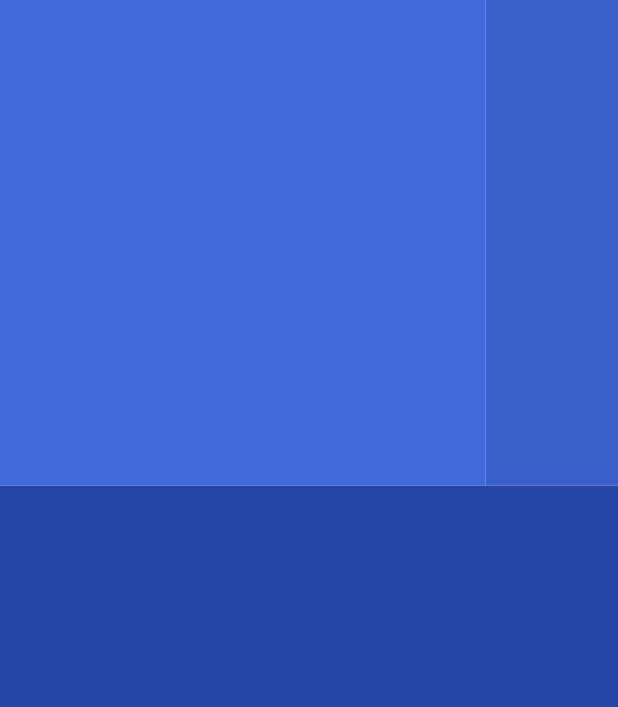
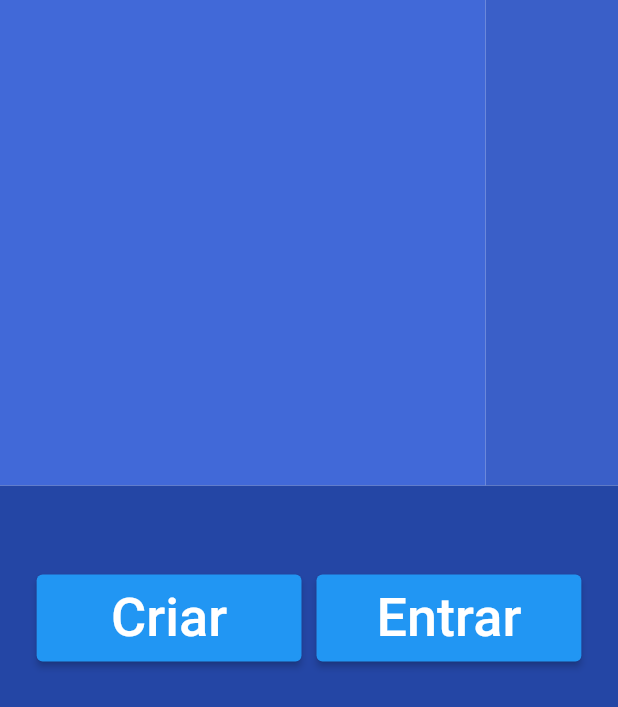
Before and after one commit to rm344672/plataform_channel_game, a Flutter app: the screen it shows after launch, on a phone screen of 412 x 824 dp. Shown: the top 707 px of the screen. Run offline on Flutter 3.47's test engine with Material 2 defaults, Android fonts, the phone set to English and light mode, and no system bars; our stand-ins replace flutter_screenutil.

Commit message:
Header de botões; Verificação mockada

```diff
--- /dev/null
+++ b/lib/constants/styles.dart
@@ -0,0 +1,4 @@
+import 'package:flutter/material.dart';
+
+TextStyle textStyle36 = const TextStyle(fontSize: 36, color: Colors.white);
+TextStyle textStyle75 = const TextStyle(fontSize: 75, color: Colors.white);
--- /dev/null
+++ b/lib/models/creator.dart
@@ -0,0 +1,6 @@
+class Creator {
+  final bool creator;
+  final String nameGame;
+
+  Creator(this.creator, this.nameGame);
+}
--- a/lib/screens/game.dart
+++ b/lib/screens/game.dart
@@ -1,6 +1,8 @@
 import 'package:flutter/material.dart';
 import 'package:flutter_screenutil/flutter_screenutil.dart';
 import 'package:plataform_channel_game/constants/colors.dart';
+import 'package:plataform_channel_game/constants/styles.dart';
+import 'package:plataform_channel_game/models/creator.dart';
 
 class GameWidget extends StatefulWidget {
   const GameWidget({Key? key}) : super(key: key);
@@ -10,6 +12,10 @@ class GameWidget extends StatefulWidget {
 }
 
 class _GameWidgetState extends State<GameWidget> {
+
+  Creator? creator;
+  bool minhaVez = false;
+
   @override
   Widget build(BuildContext context) {
     ScreenUtil.init(context, designSize: const Size(700, 1400));
@@ -40,10 +46,50 @@ class _GameWidgetState extends State<GameWidget> {
                   color: colorDarkBlue3,
                 ),
               ],
+            ),
+            Container(
+              height: ScreenUtil().setHeight(1400),
+              child: Center(
+                child: Column(
+                  mainAxisAlignment: MainAxisAlignment.center,
+                  crossAxisAlignment: CrossAxisAlignment.center,
+                  children: [
+                    creator == null ?
+                      Row(
+                        mainAxisSize: MainAxisSize.min,
+                        children: [
+                          buildButton("Criar", true),
+                          SizedBox(width: 10),
+                          buildButton("Entrar", false),
+                        ],
+                      )
+                    : InkWell(
+                      child: Text(
+                        minhaVez ? "Faça sua jogada" : "Aguarde sua vez",
+                        style: textStyle36,
+                      ),
+                    )
+                  ],
+                ),
+              ),
             )
           ],
         ),
       ),
     );
   }
+
+  Widget buildButton(String label, bool owner) => Container(
+    width: ScreenUtil().setWidth(300),
+    child: ElevatedButton(
+      child: Padding(
+        padding: const EdgeInsets.all(8),
+        child: Text(
+          label,
+          style: textStyle36,
+        ),
+      ),
+      onPressed: () {},
+    )
+  );
 }
```
